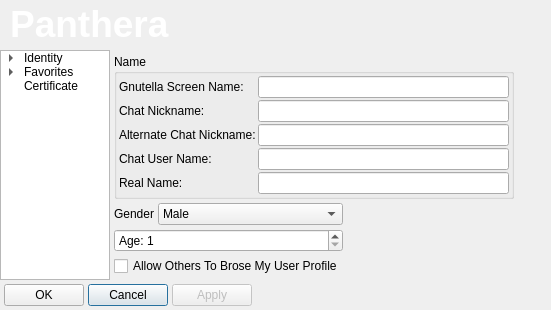
This is dialogprofile.ui in quazaa-development-team/Panthera-Project as Qt 5 draws it before an edit. The edited form follows.
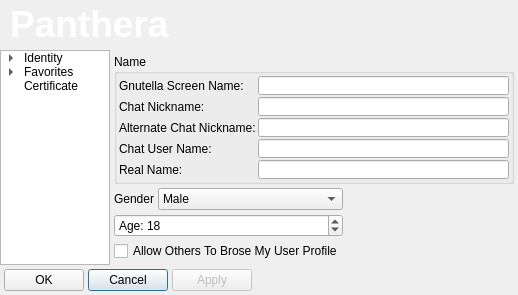
This is the edited form. The open tabs and pages were chosen to show the change. Icons and pictures are not drawn.

What changed in the file:
```diff
--- a/dialogprofile.ui
+++ b/dialogprofile.ui
@@ -13,6 +13,18 @@
     <height>295</height>
    </rect>
   </property>
+  <property name="minimumSize">
+   <size>
+    <width>518</width>
+    <height>295</height>
+   </size>
+  </property>
+  <property name="maximumSize">
+   <size>
+    <width>518</width>
+    <height>295</height>
+   </size>
+  </property>
   <property name="windowTitle">
    <string>Edit Profile</string>
   </property>
@@ -331,7 +343,7 @@
             <number>109</number>
            </property>
            <property name="value">
-            <number>1</number>
+            <number>18</number>
            </property>
           </widget>
          </item>
```
Left out of the diff: 8 changed lines with no effect on the pictures.
